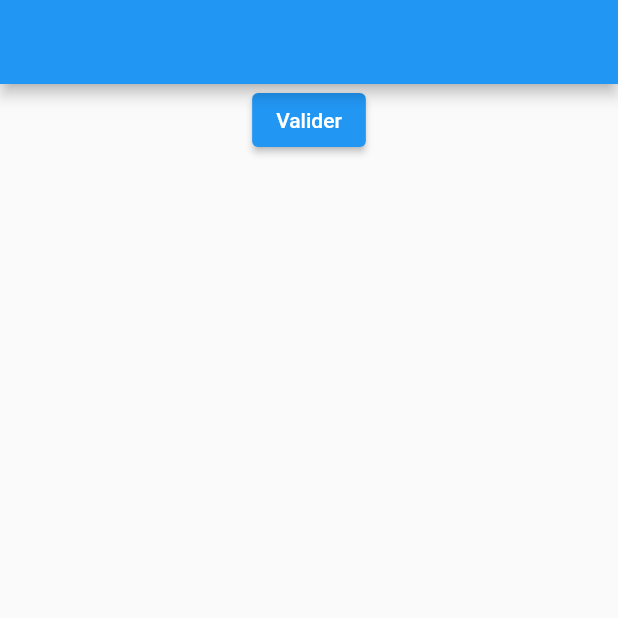
After one commit to niakatemadi/pdf_generator, a Flutter app: the screen it shows after launch, after a tap on "Valider", on a phone screen of 412 x 824 dp, the top half of it. The commit adds this screen. Run offline on Flutter 3.47's test engine with Material 2 defaults, Android fonts, the phone set to English and light mode, and no system bars; our stand-ins replace image_picker, pdf, permission_handler.

Commit message:
first commit

```diff
--- a/lib/main.dart
+++ b/lib/main.dart
@@ -1,9 +1,5 @@
-import 'dart:io';
 import 'package:flutter/material.dart';
-import 'package:flutter/services.dart';
-import 'package:path_provider/path_provider.dart';
-import 'package:pdf/widgets.dart' as pw;
-import 'package:permission_handler/permission_handler.dart';
+import 'package:pdf_generator/pages/create_contract.dart';
 
 void main() {
   runApp(const MyApp());
@@ -12,71 +8,11 @@ void main() {
 class MyApp extends StatelessWidget {
   const MyApp({super.key});
 
-  Future<Directory?> getDirectoryImage() async {
-    Directory? directory;
-    if (Platform.isIOS) {
-      directory = await getApplicationDocumentsDirectory();
-    } else {
-      directory = Directory('/storage/emulated/0/Download');
-
-      if (!await directory.exists()) {
-        directory = await getExternalStorageDirectory();
-      }
-    }
-    return directory;
-  }
-
-  Future<void> generatorPdf() async {
-    final font = await rootBundle.load("fonts/roboto-medium.ttf");
-    final ttf = pw.Font.ttf(font);
-
-    final pdf = pw.Document();
-
-    pdf.addPage(
-      pw.Page(
-        build: (pw.Context context) => pw.Center(
-          child: pw.Text('hellooo world',
-              style: pw.TextStyle(font: ttf, fontSize: 30)),
-        ),
-      ),
-    );
-
-    PermissionStatus status = await Permission.storage.status;
-    if (!status.isGranted) {
-      await Permission.storage.request();
-    }
-
-    final output = await getDirectoryImage();
-
-    if (output != null) {
-      final file = File("${output.path}/niakate.pdf");
-      await file.writeAsBytes(await pdf.save());
-    }
-  }
-
   @override
   Widget build(BuildContext context) {
-    generatorPdf();
     return const MaterialApp(
       title: 'Flutter Demo',
-      home: MyHomePage(),
+      home: CreateContract(),
     );
   }
 }
-
-class MyHomePage extends StatefulWidget {
-  const MyHomePage({super.key});
-
-  @override
-  State<MyHomePage> createState() => _MyHomePageState();
-}
-
-class _MyHomePageState extends State<MyHomePage> {
-  @override
-  Widget build(BuildContext context) {
-    return Container(
-      decoration: BoxDecoration(color: Colors.white),
-      child: Center(child: Text('hello')),
-    );
-  }
-}
--- /dev/null
+++ b/lib/pages/create_contract.dart
@@ -0,0 +1,240 @@
+import 'package:flutter/material.dart';
+import 'package:pdf/pdf.dart';
+import 'package:permission_handler/permission_handler.dart';
+import 'package:flutter/services.dart';
+import 'package:path_provider/path_provider.dart';
+import 'dart:io';
+import 'package:pdf/widgets.dart' as pw;
+import 'package:image_picker/image_picker.dart';
+
+class User {
+  final String name;
+  final String age;
+
+  const User({required this.name, required this.age});
+}
+
+class CreateContract extends StatefulWidget {
+  const CreateContract({super.key});
+
+  @override
+  State<CreateContract> createState() => _CreateContractState();
+}
+
+class _CreateContractState extends State<CreateContract> {
+  Future<Directory?> getDirectoryImage() async {
+    Directory? directory;
+    if (Platform.isIOS) {
+      directory = await getApplicationDocumentsDirectory();
+    } else {
+      directory = Directory('/storage/emulated/0/Download');
+
+      if (!await directory.exists()) {
+        directory = await getExternalStorageDirectory();
+      }
+    }
+    return directory;
+  }
+
+  Future<void> generatorPdf(
+      {required String nom, required String prenom}) async {
+    final font = await rootBundle.load("fonts/roboto-medium.ttf");
+    final ttf = pw.Font.ttf(font);
+
+    final pdf = pw.Document();
+    final headers = ['Le locataire', 'Le loueur'];
+    final users = [
+      "signature précédée de la mention manuscrite bon pour accord ",
+      "signature précédée de la mention manuscrite bon pour accord "
+    ];
+
+    final datas = [
+      [
+        "signature précédée de la mention manuscrite bon pour accord ",
+        "signature précédée de la mention manuscrite bon pour accord "
+      ]
+    ];
+
+    //final datas = users.map((user) => [user.name, user.age]).toList();
+
+    //debut de test
+
+    final ImagePicker imagePicker = ImagePicker();
+
+    //pick file from gallery, it will return XFile
+    final XFile? imagePicked =
+        await imagePicker.pickImage(source: ImageSource.gallery);
+
+    //Convert image path to file
+    File imagePickedPathConvertedToFile = File(imagePicked!.path);
+
+    // Convert file to bytes
+    Uint8List imagePickedPathConvertedTobytes =
+        await imagePickedPathConvertedToFile.readAsBytes();
+
+    pdf.addPage(
+      pw.MultiPage(
+          build: (pw.Context context) => [
+                pw.Center(
+                    child: pw.Text("Contrat de location de voiture",
+                        style: pw.TextStyle(
+                            color: const PdfColor(0.2, 0.4, 0.4, 1),
+                            font: ttf,
+                            fontSize: 20))),
+                pw.SizedBox(height: 20),
+                pw.Column(
+                  crossAxisAlignment: pw.CrossAxisAlignment.start,
+                  children: [
+                    pw.Text('Entre les soussignés :',
+                        style: pw.TextStyle(fontWeight: pw.FontWeight.bold)),
+                    pw.Text(
+                      'Monsieur ---, né le --- à --- de nationalité ---, demaurant ---.',
+                    )
+                  ],
+                ),
+                pw.SizedBox(
+                  height: 10,
+                ),
+                pw.Container(
+                    width: 500,
+                    decoration: const pw.BoxDecoration(),
+                    child: pw.Column(
+                        crossAxisAlignment: pw.CrossAxisAlignment.end,
+                        children: [
+                          pw.Text(
+                            "Ci après le \"Loueur\",",
+                          ),
+                          pw.Text(
+                            "D'une part,",
+                          )
+                        ])),
+                pw.Column(
+                  crossAxisAlignment: pw.CrossAxisAlignment.start,
+                  children: [
+                    pw.Text('Et :',
+                        style: pw.TextStyle(fontWeight: pw.FontWeight.bold)),
+                    pw.Text(
+                      'Monsieur ---, né le --- à --- de nationalité ---, demaurant ---.',
+                    )
+                  ],
+                ),
+                pw.Container(
+                    width: 500,
+                    decoration: const pw.BoxDecoration(),
+                    child: pw.Column(
+                        crossAxisAlignment: pw.CrossAxisAlignment.end,
+                        children: [
+                          pw.Text(
+                            "Ci après le \"Locataire\",",
+                          ),
+                          pw.Text(
+                            "D'autre part,",
+                          )
+                        ])),
+                pw.SizedBox(height: 10),
+                pw.Container(
+                    width: 500,
+                    child: pw.Text(
+                        'Le loueur et le locataire étant ensemble désignés les "parties" et individuellement une "partie"')),
+                pw.SizedBox(height: 10),
+                pw.Column(
+                    crossAxisAlignment: pw.CrossAxisAlignment.start,
+                    children: [
+                      pw.Text('IL A ETE CONVENU CE QUI SUIT ;'),
+                      pw.SizedBox(height: 10),
+                      pw.Text("1.1 - Nature et date d'effet du contrat ",
+                          style: const pw.TextStyle(
+                              color: PdfColor(0.2, 0.4, 0.4, 1))),
+                      pw.SizedBox(height: 10),
+                      pw.Text(
+                          "Le loueur met à disposition du locataire, un véhicule de marque ---, immatriculé ---, à titre onéreux et à compter du --- Kilométrage du véhicule :--- kms "),
+                      pw.SizedBox(height: 10),
+                      pw.Text("1.2 - Etat du véhicule ",
+                          style: const pw.TextStyle(
+                              color: PdfColor(0.2, 0.4, 0.4, 1))),
+                      pw.SizedBox(height: 10),
+                      pw.Text(
+                          "Lors de la remise du véhicule et lors de sa restitution, un procès-verbal de l'état du véhicule sera établi entre le locataire et le loueur. Le véhicule devra être restitué le même état que lors de sa remise. Toutes les détériorations sur le véhicule constatées sur le PV de sortie seront à la charge du locataire. Le locataire certifie être en possession du permis l'autorisant à conduire le présent véhicule. "),
+                      pw.SizedBox(height: 10),
+                      pw.Text("1.3 - Prix de la location du de la voiture",
+                          style: const pw.TextStyle(
+                              color: PdfColor(0.2, 0.4, 0.4, 1))),
+                      pw.SizedBox(height: 10),
+                      pw.Text(
+                          "Les parties s'entendent sur un prix de location --- euros par jour (calendaires). Ce prix comprend un forfait de --- kms pour la durée du contrat. "),
+                      pw.SizedBox(height: 10),
+                      pw.Text("1.4 - Kilométrage supplémentaires ",
+                          style: const pw.TextStyle(
+                              color: PdfColor(0.2, 0.4, 0.4, 1))),
+                      pw.SizedBox(height: 10),
+                      pw.Text(
+                          "Tout kilomètre réalisé au-delà du forfait indiqué à l'article 1.3 du présent contrat sera facturé au prix de --- euros. "),
+                      pw.SizedBox(height: 10),
+                      pw.Text("1.5 - Durée et restitution de la voiture ",
+                          style: const pw.TextStyle(
+                              color: PdfColor(0.2, 0.4, 0.4, 1))),
+                      pw.SizedBox(height: 10),
+                      pw.Text(
+                          "Le contrat est à durée indéterminée. Il pourra y être mis fin par chacune des parties à tout moment en adressant un courrier recommandé en respectant un préavis d'un mois."),
+                      pw.SizedBox(height: 10),
+                      pw.Text("1.7 - Clause en cas de litige",
+                          style: const pw.TextStyle(
+                              color: PdfColor(0.2, 0.4, 0.4, 1))),
+                      pw.SizedBox(height: 5),
+                      pw.Text(
+                          "Les parties conviennent expressément que tout litige pouvant naître de l'exécution du présent contratrelèvera de la compétence du tribunal de commerce de --- ."),
+                      pw.Text(
+                          "Fait en deux exemplaires originaux remis à chacune des parties,"),
+                      pw.SizedBox(height: 10),
+                      pw.Text("1.8 - Pièces justificatifs du locataire",
+                          style: const pw.TextStyle(
+                              color: PdfColor(0.2, 0.4, 0.4, 1))),
+                      pw.SizedBox(height: 10),
+                      pw.Container(
+                          height: 200,
+                          width: 200,
+                          child: pw.Image(
+                              pw.MemoryImage(imagePickedPathConvertedTobytes))),
+                      pw.SizedBox(height: 15),
+                      pw.Text(
+                          "Fait en deux exemplaires originaux remis à chacune des parties, "),
+                      pw.Text("A ---, le --- "),
+                      pw.SizedBox(height: 10),
+                      pw.Table.fromTextArray(headers: headers, data: datas),
+                    ])
+              ]),
+    );
+
+    PermissionStatus status = await Permission.storage.status;
+    if (!status.isGranted) {
+      await Permission.storage.request();
+    }
+
+    final output = await getDirectoryImage();
+
+    if (output != null) {
+      final file = File("${output.path}/testImage1445.pdf");
+      await file.writeAsBytes(await pdf.save());
+    }
+  }
+
+  @override
+  Widget build(BuildContext context) {
+    return Scaffold(
+      appBar: AppBar(),
+      body: Container(
+        child: Center(
+          child: Column(
+            children: [
+              ElevatedButton(
+                  onPressed: () {
+                    generatorPdf(nom: 'Niakate', prenom: 'Madi95');
+                  },
+                  child: const Text('Valider')),
+            ],
+          ),
+        ),
+      ),
+    );
+  }
+}
--- a/pubspec.yaml
+++ b/pubspec.yaml
@@ -38,9 +38,8 @@ dependencies:
   cupertino_icons: ^1.0.2
   pdf: ^3.9.0
   path_provider: ^2.0.12
-  open_document: ^1.0.5
-  open_filex: ^4.3.2
   permission_handler: ^10.2.0
+  image_picker: ^0.8.6+1
 
 dev_dependencies:
   flutter_test:
```
Also changed, not shown: pubspec.lock, 8 other files.
